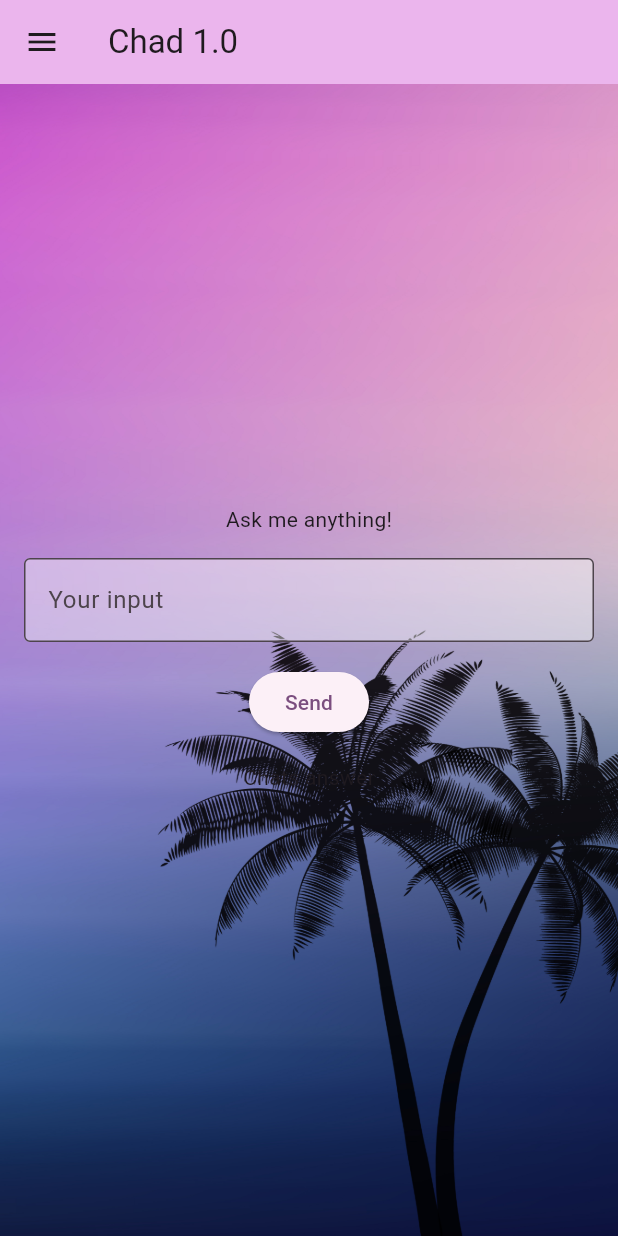
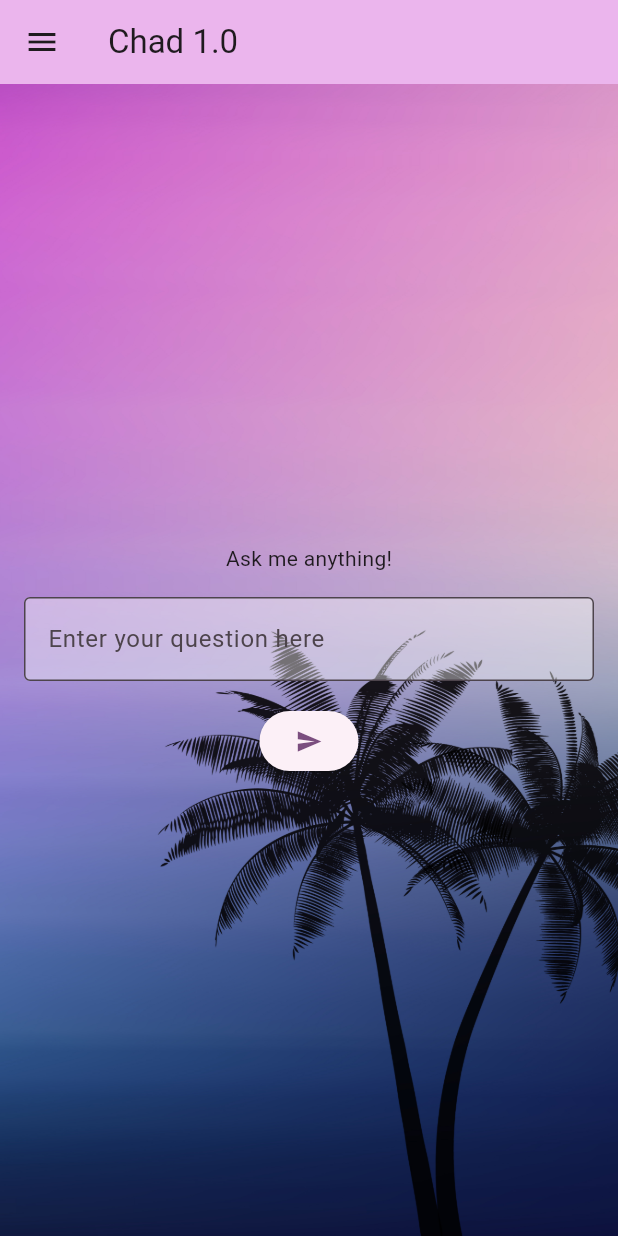
Before and after one commit to Rey-sa/PWA-Flutter-Demo, a Flutter app: the screen it shows after launch, on a phone screen of 412 x 824 dp. Run offline on Flutter 3.47's test engine with Material 3 defaults, Android fonts, the phone set to English and light mode, and no system bars.

Commit message:
Updated flutter app for chad interaction

```diff
--- /dev/null
+++ b/flutter_application/lib/homepage.dart
@@ -0,0 +1,105 @@
+import 'package:flutter/material.dart';
+import 'package:openapi/api.dart';
+
+class MyHomePage extends StatefulWidget {
+  const MyHomePage({super.key, required this.title});
+
+  final String title;
+
+  @override
+  State<MyHomePage> createState() => _MyHomePageState();
+}
+
+class _MyHomePageState extends State<MyHomePage> {
+  final TextEditingController _textController = TextEditingController();
+  ChatApi? _api;
+  var _aiAnswer = "";
+
+  void _askAI() async{
+    final userInput = _textController.text;
+    var message = Message(
+      timestamp: DateTime.now().toUtc(),
+      message: userInput,
+      author: MessageAuthorEnum.user,
+    );
+
+    if(userInput.isEmpty) return;
+
+    var response = await _api!.chat(message);
+
+    _setAiAnswer(response!);
+  }
+
+
+  void _setAiAnswer(Message message) {
+    setState(() {
+      _aiAnswer = message.message ?? "<no message received>";
+    });
+  }
+
+
+  @override
+  Widget build(BuildContext context) {
+    return Scaffold(
+      appBar: AppBar(
+        backgroundColor: Theme.of(context).colorScheme.inversePrimary,
+        title: Text(widget.title),
+        leading: Icon(Icons.menu),
+
+      ),
+
+      body: Stack(
+      children: [
+        Image.asset(
+          'assets/img/palms.jpg',
+          height: double.infinity,
+          width: double.infinity,
+          fit: BoxFit.cover,
+        ),
+       Column(
+          mainAxisAlignment: MainAxisAlignment.center,
+          children: <Widget>[
+            const Text('Ask me anything!'),
+            Padding(
+              padding: EdgeInsets.all(16.0),
+
+              child: TextField(
+                key:  const Key('UserInputTextField'),
+                controller: _textController,
+                decoration: InputDecoration(
+                  border: OutlineInputBorder(),
+                  filled: true,
+                  fillColor: Colors.white.withValues(alpha: 0.4),
+                  labelText: 'Enter your question here'
+                ),
+              ),
+            ),
+
+          ElevatedButton(
+          onPressed: _askAI,
+          child: Icon(Icons.send),
+          ),
+
+          Visibility(
+          visible: _aiAnswer.isNotEmpty,
+          child: Padding(
+            padding: EdgeInsets.all(16.0),
+            child: TextField(
+              key: const Key('ChadAnswer'),
+              controller: TextEditingController(text: _aiAnswer),
+              decoration: InputDecoration(
+                border: OutlineInputBorder(),
+                filled: true,
+                fillColor: Colors.white.withValues(alpha: 0.4),
+                labelText: 'Chads answer'
+              ),
+              readOnly: true,
+            ),
+          ))
+          ],
+        ),
+      ],
+      ),
+    );
+  }
+}
--- a/flutter_application/lib/main.dart
+++ b/flutter_application/lib/main.dart
@@ -1,9 +1,17 @@
 import 'package:flutter/material.dart';
+import 'package:flutter_application/homepage.dart';
 import 'package:openapi/api.dart';
+import 'package:provider/provider.dart';
 
 void main() {
-  runApp(const MyApp());
-  var apiClient = ApiClient(basePath: 'http://localhost:8080');
+    var apiClient = ApiClient(basePath: 'http://localhost:8080');
+    var api = ChatApi(apiClient);
+  runApp(
+    Provider<ChatApi>(
+      create: (_) => api,
+      child: const MyApp(),
+    ),
+  );
 }
 
 class MyApp extends StatelessWidget {
@@ -21,79 +29,3 @@ class MyApp extends StatelessWidget {
     );
   }
 }
-
-class MyHomePage extends StatefulWidget {
-  const MyHomePage({super.key, required this.title});
-
-  final String title;
-
-  @override
-  State<MyHomePage> createState() => _MyHomePageState();
-}
-
-class _MyHomePageState extends State<MyHomePage> {
-  final TextEditingController _textController = TextEditingController();
-
-void _onButtonClicked(BuildContext context) {
-    ScaffoldMessenger.of(context).showSnackBar(
-      const SnackBar(
-        content: Text("Button clicked!"),
-        duration: Duration(seconds: 2), // Toast duration
-      ),
-    );
-}
-
-
-  @override
-  Widget build(BuildContext context) {
-    return Scaffold(
-      appBar: AppBar(
-        backgroundColor: Theme.of(context).colorScheme.inversePrimary,
-        title: Text(widget.title),
-        leading: Icon(Icons.menu),
-
-      ),
-
-      body: Stack(
-      children: [
-        Image.asset(
-          'assets/img/palms.jpg',
-          height: double.infinity,
-          width: double.infinity,
-          fit: BoxFit.cover,
-        ),
-       Column(
-          mainAxisAlignment: MainAxisAlignment.center,
-          children: <Widget>[
-            const Text('Ask me anything!'),
-            Padding(
-              padding: EdgeInsets.all(16.0),
-
-              child: TextField(
-                controller: _textController,
-                decoration: InputDecoration(
-                  border: OutlineInputBorder(),
-                  filled: true,
-                  fillColor: Colors.white.withValues(alpha: 0.4),
-                  labelText: 'Your input'
-                ),
-              ),
-            ),
-
-          ElevatedButton(
-          onPressed: () => _onButtonClicked(context),
-          child: const Text("Send"),
-          ),
-
-            Padding(padding: const EdgeInsets.all(16.0),
-            child: Text(
-              'Chats answer'
-              ),
-            )
-          ],
-        ),
-      ],
-      ),
-    );
-  }
-}
--- a/flutter_application/pubspec.yaml
+++ b/flutter_application/pubspec.yaml
@@ -34,7 +34,7 @@ dependencies:
   # The following adds the Cupertino Icons font to your application.
   # Use with the CupertinoIcons class for iOS style icons.
   cupertino_icons: ^1.0.8
-  provider: ^6.1.2
+  provider: ^6.1.4
   openapi:
     path: ../openapi
 
```
Also changed, not shown: 1 other file.
